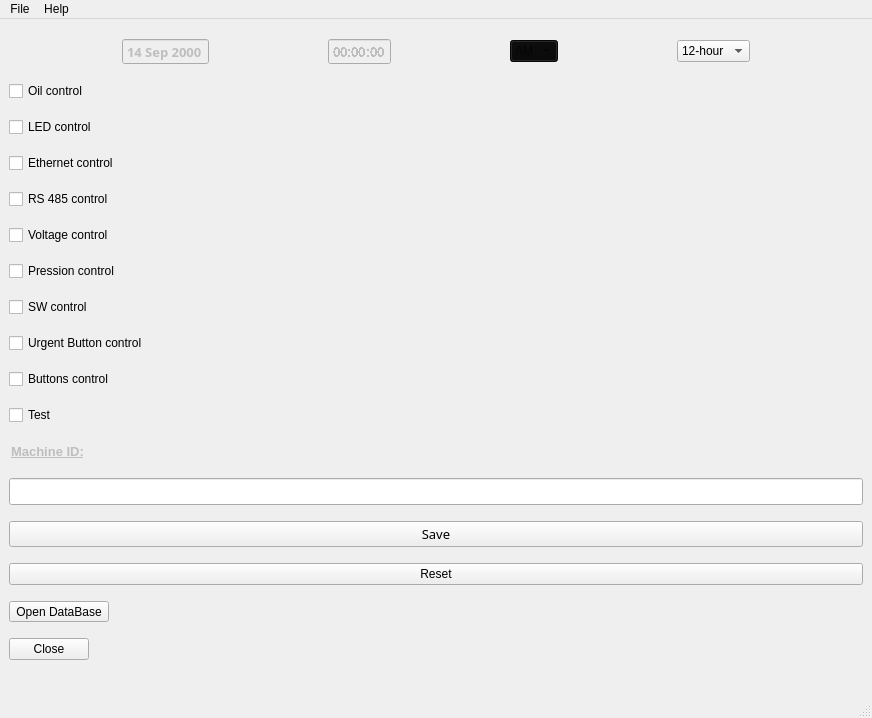
This is QMachine_Check_Up/machinehealth.ui in CppProgrammer23/QtProjects as Qt 5 draws it before an edit. The edited form follows.
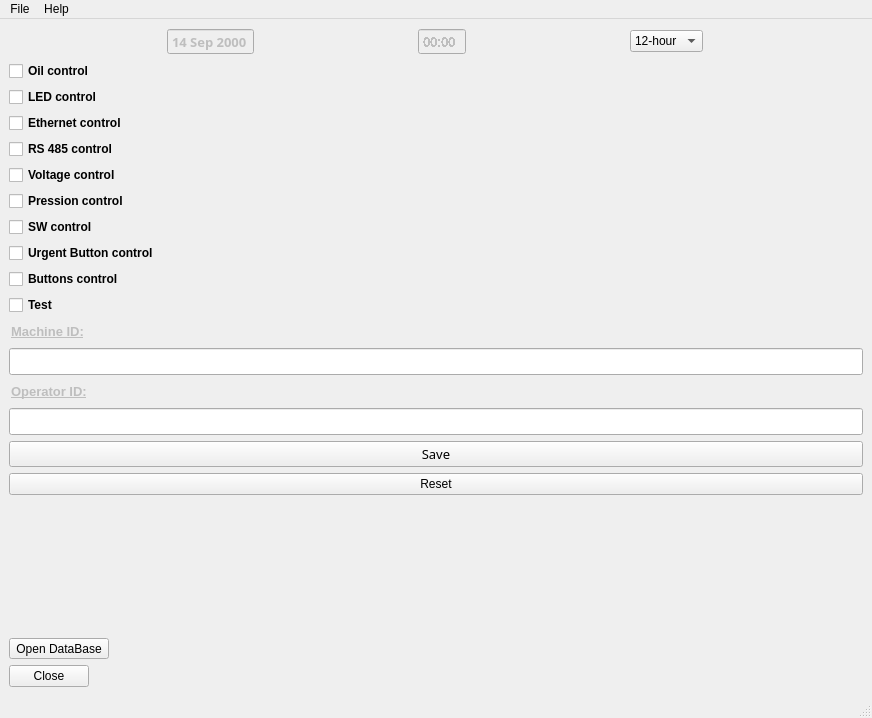
This is the edited form.

What changed in the file:
```diff
--- a/QMachine_Check_Up/machinehealth.ui
+++ b/QMachine_Check_Up/machinehealth.ui
@@ -95,506 +95,9 @@
         <property name="showGroupSeparator" stdset="0">
          <bool>false</bool>
         </property>
-       </widget>
-      </item>
-      <item>
-       <widget class="QComboBox" name="comboBox_HFormat">
-        <property name="enabled">
-         <bool>false</bool>
+        <property name="displayFormat">
+         <string>hh:mm </string>
         </property>
-        <property name="sizePolicy">
-         <sizepolicy hsizetype="Maximum" vsizetype="Maximum">
-          <horstretch>0</horstretch>
-          <verstretch>0</verstretch>
-         </sizepolicy>
-        </property>
-        <property name="palette">
-         <palette>
-          <active>
-           <colorrole role="WindowText">
-            <brush brushstyle="SolidPattern">
-             <color alpha="255">
-              <red>255</red>
-              <green>255</green>
-              <blue>255</blue>
-             </color>
-            </brush>
-           </colorrole>
-           <colorrole role="Button">
-            <brush brushstyle="SolidPattern">
-             <color alpha="255">
-              <red>9</red>
-              <green>8</green>
-              <blue>8</blue>
-             </color>
-            </brush>
-           </colorrole>
-           <colorrole role="Light">
-            <brush brushstyle="SolidPattern">
-             <color alpha="255">
-              <red>13</red>
-              <green>12</green>
-              <blue>12</blue>
-             </color>
-            </brush>
-           </colorrole>
-           <colorrole role="Midlight">
-            <brush brushstyle="SolidPattern">
-             <color alpha="255">
-              <red>11</red>
-              <green>10</green>
-              <blue>10</blue>
-             </color>
-            </brush>
-           </colorrole>
-           <colorrole role="Dark">
-            <brush brushstyle="SolidPattern">
-             <color alpha="255">
-              <red>4</red>
-              <green>4</green>
-              <blue>4</blue>
-             </color>
-            </brush>
-           </colorrole>
-           <colorrole role="Mid">
-            <brush brushstyle="SolidPattern">
-             <color alpha="255">
-              <red>6</red>
-              <green>5</green>
-              <blue>5</blue>
-             </color>
-            </brush>
-           </colorrole>
-           <colorrole role="Text">
-            <brush brushstyle="SolidPattern">
-             <color alpha="255">
-              <red>255</red>
-              <green>255</green>
-              <blue>255</blue>
-             </color>
-            </brush>
-           </colorrole>
-           <colorrole role="BrightText">
-            <brush brushstyle="SolidPattern">
-             <color alpha="255">
-              <red>255</red>
-              <green>255</green>
-              <blue>255</blue>
-             </color>
-            </brush>
-           </colorrole>
-           <colorrole role="ButtonText">
-            <brush brushstyle="SolidPattern">
-             <color alpha="255">
-              <red>255</red>
-              <green>255</green>
-              <blue>255</blue>
-             </color>
-            </brush>
-           </colorrole>
-           <colorrole role="Base">
-            <brush brushstyle="SolidPattern">
-             <color alpha="255">
-              <red>0</red>
-              <green>0</green>
-              <blue>0</blue>
-             </color>
-            </brush>
-           </colorrole>
-           <colorrole role="Window">
-            <brush brushstyle="SolidPattern">
-             <color alpha="255">
-              <red>9</red>
-              <green>8</green>
-              <blue>8</blue>
-             </color>
-            </brush>
-           </colorrole>
-           <colorrole role="Shadow">
-            <brush brushstyle="SolidPattern">
-             <color alpha="255">
-              <red>0</red>
-              <green>0</green>
-              <blue>0</blue>
-             </color>
-            </brush>
-           </colorrole>
-           <colorrole role="AlternateBase">
-            <brush brushstyle="SolidPattern">
-             <color alpha="255">
-              <red>4</red>
-              <green>4</green>
-              <blue>4</blue>
-             </color>
-            </brush>
-           </colorrole>
-           <colorrole role="ToolTipBase">
-            <brush brushstyle="SolidPattern">
-             <color alpha="255">
-              <red>255</red>
-              <green>255</green>
-              <blue>220</blue>
-             </color>
-            </brush>
-           </colorrole>
-           <colorrole role="ToolTipText">
-            <brush brushstyle="SolidPattern">
-             <color alpha="255">
-              <red>0</red>
-              <green>0</green>
-              <blue>0</blue>
-             </color>
-            </brush>
-           </colorrole>
-           <colorrole role="PlaceholderText">
-            <brush brushstyle="SolidPattern">
-             <color alpha="128">
-              <red>255</red>
-              <green>255</green>
-              <blue>255</blue>
-             </color>
-            </brush>
-           </colorrole>
-          </active>
-          <inactive>
-           <colorrole role="WindowText">
-            <brush brushstyle="SolidPattern">
-             <color alpha="255">
-              <red>255</red>
-              <green>255</green>
-              <blue>255</blue>
-             </color>
-            </brush>
-           </colorrole>
-           <colorrole role="Button">
-            <brush brushstyle="SolidPattern">
-             <color alpha="255">
-              <red>9</red>
-              <green>8</green>
-              <blue>8</blue>
-             </color>
-            </brush>
-           </colorrole>
-           <colorrole role="Light">
-            <brush brushstyle="SolidPattern">
-             <color alpha="255">
-              <red>13</red>
-              <green>12</green>
-              <blue>12</blue>
-             </color>
-            </brush>
-           </colorrole>
-           <colorrole role="Midlight">
-            <brush brushstyle="SolidPattern">
-             <color alpha="255">
-              <red>11</red>
-              <green>10</green>
-              <blue>10</blue>
-             </color>
-            </brush>
-           </colorrole>
-           <colorrole role="Dark">
-            <brush brushstyle="SolidPattern">
-             <color alpha="255">
-              <red>4</red>
-              <green>4</green>
-              <blue>4</blue>
-             </color>
-            </brush>
-           </colorrole>
-           <colorrole role="Mid">
-            <brush brushstyle="SolidPattern">
-             <color alpha="255">
-              <red>6</red>
-              <green>5</green>
-              <blue>5</blue>
-             </color>
-            </brush>
-           </colorrole>
-           <colorrole role="Text">
-            <brush brushstyle="SolidPattern">
-             <color alpha="255">
-              <red>255</red>
-              <green>255</green>
-              <blue>255</blue>
-             </color>
-            </brush>
-           </colorrole>
-           <colorrole role="BrightText">
-            <brush brushstyle="SolidPattern">
-             <color alpha="255">
-              <red>255</red>
-              <green>255</green>
-              <blue>255</blue>
-             </color>
-            </brush>
-           </colorrole>
-           <colorrole role="ButtonText">
-            <brush brushstyle="SolidPattern">
-             <color alpha="255">
-              <red>255</red>
-              <green>255</green>
-              <blue>255</blue>
-             </color>
-            </brush>
-           </colorrole>
-           <colorrole role="Base">
-            <brush brushstyle="SolidPattern">
-             <color alpha="255">
-              <red>0</red>
-              <green>0</green>
-              <blue>0</blue>
-             </color>
-            </brush>
-           </colorrole>
-           <colorrole role="Window">
-            <brush brushstyle="SolidPattern">
-             <color alpha="255">
-              <red>9</red>
-              <green>8</green>
-              <blue>8</blue>
-             </color>
-            </brush>
-           </colorrole>
-           <colorrole role="Shadow">
-            <brush brushstyle="SolidPattern">
-             <color alpha="255">
-              <red>0</red>
-              <green>0</green>
-              <blue>0</blue>
-             </color>
-            </brush>
-           </colorrole>
-           <colorrole role="AlternateBase">
-            <brush brushstyle="SolidPattern">
-             <color alpha="255">
-              <red>4</red>
-              <green>4</green>
-              <blue>4</blue>
-             </color>
-            </brush>
-           </colorrole>
-           <colorrole role="ToolTipBase">
-            <brush brushstyle="SolidPattern">
-             <color alpha="255">
-              <red>255</red>
-              <green>255</green>
-              <blue>220</blue>
-             </color>
-            </brush>
-           </colorrole>
-           <colorrole role="ToolTipText">
-            <brush brushstyle="SolidPattern">
-             <color alpha="255">
-              <red>0</red>
-              <green>0</green>
-              <blue>0</blue>
-             </color>
-            </brush>
-           </colorrole>
-           <colorrole role="PlaceholderText">
-            <brush brushstyle="SolidPattern">
-             <color alpha="128">
-              <red>255</red>
-              <green>255</green>
-              <blue>255</blue>
-             </color>
-            </brush>
-           </colorrole>
-          </inactive>
-          <disabled>
-           <colorrole role="WindowText">
-            <brush brushstyle="SolidPattern">
-             <color alpha="255">
-              <red>4</red>
-              <green>4</green>
-              <blue>4</blue>
-             </color>
-            </brush>
-           </colorrole>
-           <colorrole role="Button">
-            <brush brushstyle="SolidPattern">
-             <color alpha="255">
-              <red>9</red>
-              <green>8</green>
-              <blue>8</blue>
-             </color>
-            </brush>
-           </colorrole>
-           <colorrole role="Light">
-            <brush brushstyle="SolidPattern">
-             <color alpha="255">
-              <red>13</red>
-              <green>12</green>
-              <blue>12</blue>
-             </color>
-            </brush>
-           </colorrole>
-           <colorrole role="Midlight">
-            <brush brushstyle="SolidPattern">
-             <color alpha="255">
-              <red>11</red>
-              <green>10</green>
-              <blue>10</blue>
-             </color>
-            </brush>
-           </colorrole>
-           <colorrole role="Dark">
-            <brush brushstyle="SolidPattern">
-             <color alpha="255">
-              <red>4</red>
-              <green>4</green>
-              <blue>4</blue>
-             </color>
-            </brush>
-           </colorrole>
-           <colorrole role="Mid">
-            <brush brushstyle="SolidPattern">
-             <color alpha="255">
-              <red>6</red>
-              <green>5</green>
-              <blue>5</blue>
-             </color>
-            </brush>
-           </colorrole>
-           <colorrole role="Text">
-            <brush brushstyle="SolidPattern">
-             <color alpha="255">
-              <red>4</red>
-              <green>4</green>
-              <blue>4</blue>
-             </color>
-            </brush>
-           </colorrole>
-           <colorrole role="BrightText">
-            <brush brushstyle="SolidPattern">
-             <color alpha="255">
-              <red>255</red>
-              <green>255</green>
-              <blue>255</blue>
-             </color>
-            </brush>
-           </colorrole>
-           <colorrole role="ButtonText">
-            <brush brushstyle="SolidPattern">
-             <color alpha="255">
-              <red>4</red>
-              <green>4</green>
-              <blue>4</blue>
-             </color>
-            </brush>
-           </colorrole>
-           <colorrole role="Base">
-            <brush brushstyle="SolidPattern">
-             <color alpha="255">
-              <red>9</red>
-              <green>8</green>
-              <blue>8</blue>
-             </color>
-            </brush>
-           </colorrole>
-           <colorrole role="Window">
-            <brush brushstyle="SolidPattern">
-             <color alpha="255">
-              <red>9</red>
-              <green>8</green>
-              <blue>8</blue>
-             </color>
-            </brush>
-           </colorrole>
-           <colorrole role="Shadow">
-            <brush brushstyle="SolidPattern">
-             <color alpha="255">
-              <red>0</red>
-              <green>0</green>
-              <blue>0</blue>
-             </color>
-            </brush>
-           </colorrole>
-           <colorrole role="AlternateBase">
-            <brush brushstyle="SolidPattern">
-             <color alpha="255">
-              <red>9</red>
-              <green>8</green>
-              <blue>8</blue>
-             </color>
-            </brush>
-           </colorrole>
-           <colorrole role="ToolTipBase">
-            <brush brushstyle="SolidPattern">
-             <color alpha="255">
-              <red>255</red>
-              <green>255</green>
-              <blue>220</blue>
-             </color>
-            </brush>
-           </colorrole>
-           <colorrole role="ToolTipText">
-            <brush brushstyle="SolidPattern">
-             <color alpha="255">
-              <red>0</red>
-              <green>0</green>
-              <blue>0</blue>
-             </color>
-            </brush>
-           </colorrole>
-           <colorrole role="PlaceholderText">
-            <brush brushstyle="SolidPattern">
-             <color alpha="128">
-              <red>255</red>
-              <green>255</green>
-              <blue>255</blue>
-             </color>
-            </brush>
-           </colorrole>
-          </disabled>
-         </palette>
-        </property>
-        <property name="focusPolicy">
-         <enum>Qt::ClickFocus</enum>
-        </property>
-        <property name="editable">
-         <bool>false</bool>
-        </property>
-        <property name="maxVisibleItems">
-         <number>10</number>
-        </property>
-        <property name="insertPolicy">
-         <enum>QComboBox::InsertAtTop</enum>
-        </property>
-        <property name="sizeAdjustPolicy">
-         <enum>QComboBox::AdjustToContentsOnFirstShow</enum>
-        </property>
-        <property name="minimumContentsLength">
-         <number>1</number>
-        </property>
-        <property name="iconSize">
-         <size>
-          <width>16</width>
-          <height>16</height>
-         </size>
-        </property>
-        <property name="duplicatesEnabled">
-         <bool>false</bool>
-        </property>
-        <property name="frame">
-         <bool>true</bool>
-        </property>
-        <item>
-         <property name="text">
-          <string>AM</string>
-         </property>
-        </item>
-        <item>
-         <property name="text">
-          <string>PM</string>
-         </property>
-        </item>
-        <item>
-         <property name="text">
-          <string/>
-         </property>
-        </item>
        </widget>
       </item>
       <item>
@@ -626,6 +129,13 @@
     </item>
     <item>
      <widget class="QCheckBox" name="checkBox_Oil">
+      <property name="font">
+       <font>
+        <pointsize>9</pointsize>
+        <weight>75</weight>
+        <bold>true</bold>
+       </font>
+      </property>
       <property name="text">
        <string>Oil control</string>
       </property>
@@ -633,6 +143,13 @@
     </item>
     <item>
      <widget class="QCheckBox" name="checkBox_LED">
+      <property name="font">
+       <font>
+        <pointsize>9</pointsize>
+        <weight>75</weight>
+        <bold>true</bold>
+       </font>
+      </property>
       <property name="text">
        <string>LED control</string>
       </property>
@@ -640,6 +157,13 @@
     </item>
     <item>
      <widget class="QCheckBox" name="checkBox_Eth">
+      <property name="font">
+       <font>
+        <pointsize>9</pointsize>
+        <weight>75</weight>
+        <bold>true</bold>
+       </font>
+      </property>
       <property name="text">
        <string>Ethernet control</string>
       </property>
@@ -647,6 +171,13 @@
     </item>
     <item>
      <widget class="QCheckBox" name="checkBox_RS485">
+      <property name="font">
+       <font>
+        <pointsize>9</pointsize>
+        <weight>75</weight>
+        <bold>true</bold>
+       </font>
+      </property>
       <property name="text">
        <string>RS 485 control</string>
       </property>
@@ -654,6 +185,13 @@
     </item>
     <item>
      <widget class="QCheckBox" name="checkBox_Volt">
+      <property name="font">
+       <font>
+        <pointsize>9</pointsize>
+        <weight>75</weight>
+        <bold>true</bold>
+       </font>
+      </property>
       <property name="text">
        <string>Voltage control</string>
       </property>
@@ -661,6 +199,13 @@
     </item>
     <item>
      <widget class="QCheckBox" name="checkBox_pression">
+      <property name="font">
+       <font>
+        <pointsize>9</pointsize>
+        <weight>75</weight>
+        <bold>true</bold>
+       </font>
+      </property>
       <property name="text">
        <string>Pression control</string>
       </property>
@@ -668,6 +213,13 @@
     </item>
     <item>
      <widget class="QCheckBox" name="checkBox_7">
+      <property name="font">
+       <font>
+        <pointsize>9</pointsize>
+        <weight>75</weight>
+        <bold>true</bold>
+       </font>
+      </property>
       <property name="text">
        <string>SW control</string>
       </property>
@@ -675,6 +227,13 @@
     </item>
     <item>
      <widget class="QCheckBox" name="checkBox_8">
+      <property name="font">
+       <font>
+        <pointsize>9</pointsize>
+        <weight>75</weight>
+        <bold>true</bold>
+       </font>
+      </property>
       <property name="text">
        <string>Urgent Button control</string>
       </property>
@@ -682,6 +241,13 @@
     </item>
     <item>
      <widget class="QCheckBox" name="checkBox_9">
+      <property name="font">
+       <font>
+        <pointsize>9</pointsize>
+        <weight>75</weight>
+        <bold>true</bold>
+       </font>
+      </property>
       <property name="text">
        <string>Buttons control</string>
       </property>
@@ -689,6 +255,13 @@
     </item>
     <item>
      <widget class="QCheckBox" name="checkBox_10">
+      <property name="font">
+       <font>
+        <pointsize>9</pointsize>
+        <weight>75</weight>
+        <bold>true</bold>
+       </font>
+      </property>
       <property name="text">
        <string>Test</string>
       </property>
@@ -740,6 +313,42 @@
       </property>
      </widget>
     </item>
+    <item>
+     <widget class="QLineEdit" name="lineEdit_op_ID">
+      <property name="enabled">
+       <bool>false</bool>
+      </property>
+      <property name="sizePolicy">
+       <sizepolicy hsizetype="Maximum" vsizetype="Fixed">
+        <horstretch>0</horstretch>
+        <verstretch>0</verstretch>
+       </sizepolicy>
+      </property>
+      <property name="font">
+       <font>
+        <pointsize>10</pointsize>
+        <weight>75</weight>
+        <bold>true</bold>
+        <underline>true</underline>
+       </font>
+      </property>
+      <property name="text">
+       <string>Operator ID:</string>
+      </property>
+      <property name="frame">
+       <bool>false</bool>
+      </property>
+     </widget>
+    </item>
+    <item>
+     <widget class="QLineEdit" name="lineEdit_Operator_ID">
+      <property name="font">
+       <font>
+        <pointsize>12</pointsize>
+       </font>
+      </property>
+     </widget>
+    </item>
     <item>
      <widget class="QPushButton" name="pushButton_save">
       <property name="font">
@@ -766,6 +375,20 @@
       </property>
      </widget>
     </item>
+    <item>
+     <widget class="QLabel" name="label">
+      <property name="font">
+       <font>
+        <pointsize>12</pointsize>
+        <weight>75</weight>
+        <bold>true</bold>
+       </font>
+      </property>
+      <property name="text">
+       <string/>
+      </property>
+     </widget>
+    </item>
     <item>
      <widget class="QToolButton" name="database_button">
       <property name="text">
```
Left out of the diff: 3 changed lines with no effect on the pictures.
